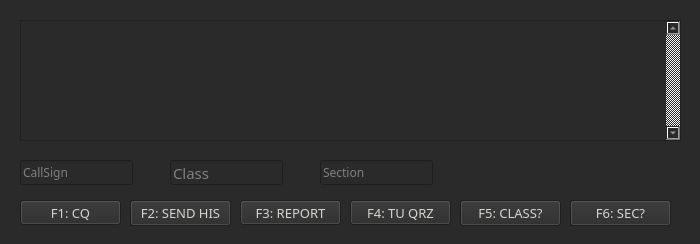
First picture: the form in contest.ui, repository mbridak/FieldDayMorseTrainer, before the edit.
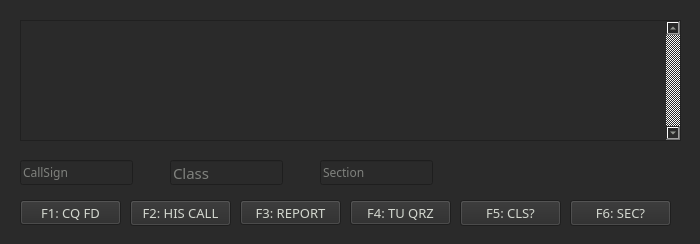
Second picture: the form after the edit.

The edit to the form file:
```diff
--- a/contest.ui
+++ b/contest.ui
@@ -37,7 +37,7 @@
      <enum>Qt::NoFocus</enum>
     </property>
     <property name="text">
-     <string>F1: CQ</string>
+     <string>F1: CQ FD</string>
     </property>
    </widget>
    <widget class="QLineEdit" name="callsign_lineEdit">
@@ -167,7 +167,7 @@
      <enum>Qt::NoFocus</enum>
     </property>
     <property name="text">
-     <string>F2: SEND HIS</string>
+     <string>F2: HIS CALL</string>
     </property>
    </widget>
    <widget class="QPushButton" name="agn_class_pushButton">
@@ -189,7 +189,7 @@
      <enum>Qt::NoFocus</enum>
     </property>
     <property name="text">
-     <string>F5: CLASS?</string>
+     <string>F5: CLS?</string>
     </property>
    </widget>
    <widget class="QPushButton" name="agn_section_pushButton">
```
